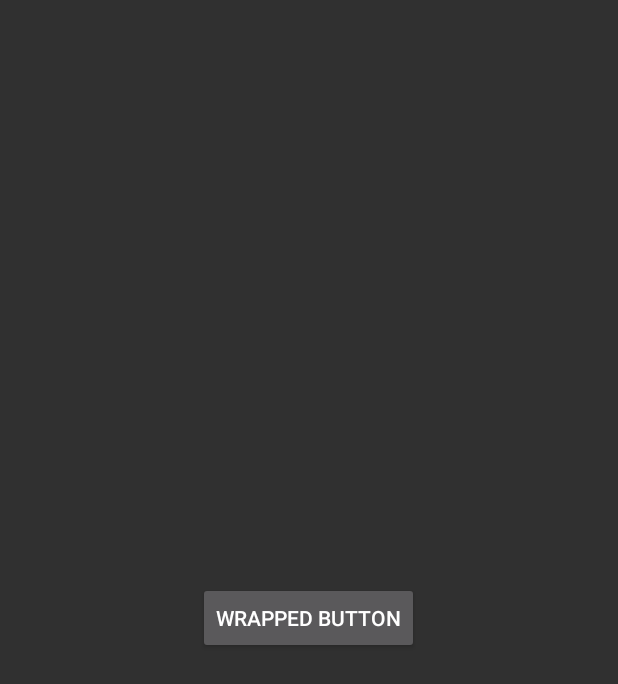
After one commit to AdevintaSpain/Barista, an Android app: the WrappedViewActivity screen opened directly, with no data from a screen before it, on a phone screen of 412 x 824 dp. The commit adds this screen. Shown: the top 684 px of the screen. Run offline under Robolectric (Android 15) with nearby library versions, the light colour scheme and no system bars.

Commit message:
Fixes click on RecyclerView when ItemView is wrapped (#48)
* Reproduce the performClick issue with a test (espresso version)

This test proves that click() and clickUsingPerformClick() have different behaviors when clicking the parent (wrapper) of a view.

* Make recyclerview tests less flaky

Tests are passing even though the feature is broken. \o/

* Fixed recyclerview code

The click listener should be on the row (itemView), not in the label (textView).
Otherwise clicking the row won't open the next activity.

* Only use performClick() when the view is clickable.

Otherwise use espresso's click action (which simulates a tap)

* Fix test naming style

* Extract method for helping readability

```diff
--- a/sample/src/main/AndroidManifest.xml
+++ b/sample/src/main/AndroidManifest.xml
@@ -29,6 +29,7 @@
     <activity android:name=".PreferencesActivity"/>
     <activity android:name=".DatabaseActivity"/>
     <activity android:name=".HelloWorldActivity"/>
+    <activity android:name=".WrappedViewActivity" />
     <activity android:name=".NavigationDrawerActivity"
         android:theme="@style/AppTheme.NoActionBar">
       <intent-filter>
--- a/sample/src/main/java/com/schibsted/spain/barista/sample/RecyclerViewActivity.java
+++ b/sample/src/main/java/com/schibsted/spain/barista/sample/RecyclerViewActivity.java
@@ -59,13 +59,13 @@ public class RecyclerViewActivity extends AppCompatActivity {
       return new ViewHolder(root, textView, yesButton, noButton);
     }
 
-    public void onBindViewHolder(ViewHolder holder, int position) {
+    public void onBindViewHolder(final ViewHolder holder, int position) {
       holder.textView.setText(items[position]);
-      holder.textView.setOnClickListener(new View.OnClickListener() {
+      holder.itemView.setOnClickListener(new View.OnClickListener() {
         @Override
         public void onClick(View view) {
           Intent i = new Intent(activity, LabelActivity.class);
-          i.putExtra(LabelActivity.EXTRA_TEXT, ((TextView) view).getText().toString());
+          i.putExtra(LabelActivity.EXTRA_TEXT, holder.textView.getText().toString() + " has been clicked");
           activity.startActivity(i);
         }
       });
--- /dev/null
+++ b/sample/src/main/java/com/schibsted/spain/barista/sample/WrappedViewActivity.java
@@ -0,0 +1,21 @@
+package com.schibsted.spain.barista.sample;
+
+import android.app.Activity;
+import android.os.Bundle;
+import android.view.View;
+
+public class WrappedViewActivity extends Activity {
+
+  @Override
+  protected void onCreate(Bundle savedInstanceState) {
+    super.onCreate(savedInstanceState);
+    setContentView(R.layout.activity_wrapped_view);
+
+    findViewById(R.id.button).setOnClickListener(new View.OnClickListener() {
+      @Override
+      public void onClick(View v) {
+        findViewById(R.id.text).setVisibility(View.VISIBLE);
+      }
+    });
+  }
+}
--- /dev/null
+++ b/sample/src/main/res/layout/activity_wrapped_view.xml
@@ -0,0 +1,33 @@
+<?xml version="1.0" encoding="utf-8"?>
+<FrameLayout xmlns:android="http://schemas.android.com/apk/res/android"
+             xmlns:tools="http://schemas.android.com/tools"
+             android:layout_width="match_parent"
+             android:layout_height="match_parent"
+    >
+
+
+  <FrameLayout
+      android:id="@+id/button_wrapper"
+      android:layout_width="wrap_content"
+      android:layout_height="wrap_content"
+      android:layout_gravity="center"
+      >
+    <Button
+        android:id="@+id/button"
+        android:layout_width="wrap_content"
+        android:layout_height="wrap_content"
+        android:text="Wrapped button"
+        />
+  </FrameLayout>
+
+  <TextView
+      android:id="@+id/text"
+      android:layout_width="wrap_content"
+      android:layout_height="wrap_content"
+      android:text="Clicked"
+      android:visibility="gone"
+      tools:visibility="visible"
+      />
+
+
+</FrameLayout>
```
Also changed, not shown: library/src/main/java/com/schibsted/spain/barista/custom/PerformClickAction.java (+10 -1 lines), 2 other files.
